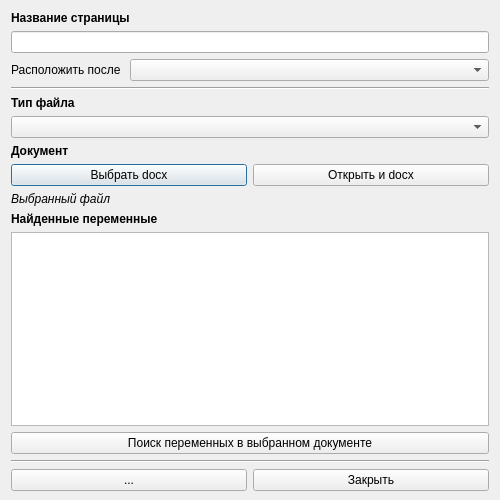
Qt form designer/dialogwindows/neddw/nedpagedialogwindow.ui (Artemako/auto-exec-doc) before a commit.
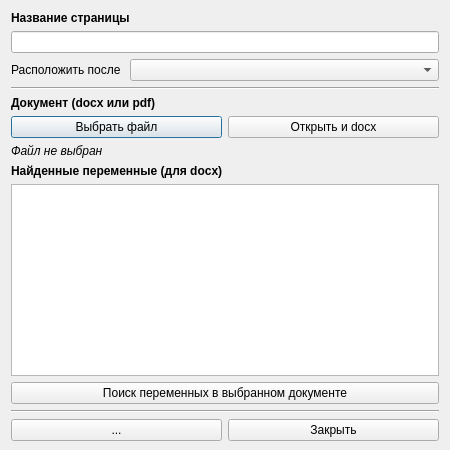
The same form after that commit. Icons and pictures are not drawn.

What changed in the file:
```diff
--- a/designer/dialogwindows/neddw/nedpagedialogwindow.ui
+++ b/designer/dialogwindows/neddw/nedpagedialogwindow.ui
@@ -6,8 +6,8 @@
    <rect>
     <x>0</x>
     <y>0</y>
-    <width>500</width>
-    <height>500</height>
+    <width>450</width>
+    <height>450</height>
    </rect>
   </property>
   <property name="windowTitle">
@@ -73,16 +73,6 @@
      </property>
     </widget>
    </item>
-   <item>
-    <widget class="QLabel" name="label_typefile">
-     <property name="text">
-      <string>&lt;html&gt;&lt;head/&gt;&lt;body&gt;&lt;p&gt;&lt;span style=&quot; font-weight:700;&quot;&gt;Тип файла&lt;/span&gt;&lt;/p&gt;&lt;/body&gt;&lt;/html&gt;</string>
-     </property>
-    </widget>
-   </item>
-   <item>
-    <widget class="QComboBox" name="combox_typefile"/>
-   </item>
    <item>
     <widget class="QLabel" name="label_document">
      <property name="minimumSize">
@@ -101,7 +91,7 @@
       <string notr="true">font-weight: bold;</string>
      </property>
      <property name="text">
-      <string>&lt;html&gt;&lt;head/&gt;&lt;body&gt;&lt;p&gt;Документ&lt;/p&gt;&lt;/body&gt;&lt;/html&gt;</string>
+      <string>&lt;html&gt;&lt;head/&gt;&lt;body&gt;&lt;p&gt;Документ (docx или pdf)&lt;/p&gt;&lt;/body&gt;&lt;/html&gt;</string>
      </property>
      <property name="textFormat">
       <enum>Qt::AutoText</enum>
@@ -116,7 +106,7 @@
      <item>
       <widget class="QPushButton" name="btn_select">
        <property name="text">
-        <string>Выбрать docx</string>
+        <string>Выбрать файл</string>
        </property>
       </widget>
      </item>
@@ -135,7 +125,7 @@
       <string notr="true">font-style: italic;</string>
      </property>
      <property name="text">
-      <string>Выбранный файл</string>
+      <string>Файл не выбран</string>
      </property>
     </widget>
    </item>
@@ -157,7 +147,7 @@
       <string notr="true">font-weight: bold;</string>
      </property>
      <property name="text">
-      <string>&lt;html&gt;&lt;head/&gt;&lt;body&gt;&lt;p&gt;Найденные переменные&lt;/p&gt;&lt;/body&gt;&lt;/html&gt;</string>
+      <string>&lt;html&gt;&lt;head/&gt;&lt;body&gt;&lt;p&gt;Найденные переменные (для docx)&lt;/p&gt;&lt;/body&gt;&lt;/html&gt;</string>
      </property>
      <property name="textFormat">
       <enum>Qt::AutoText</enum>
```
